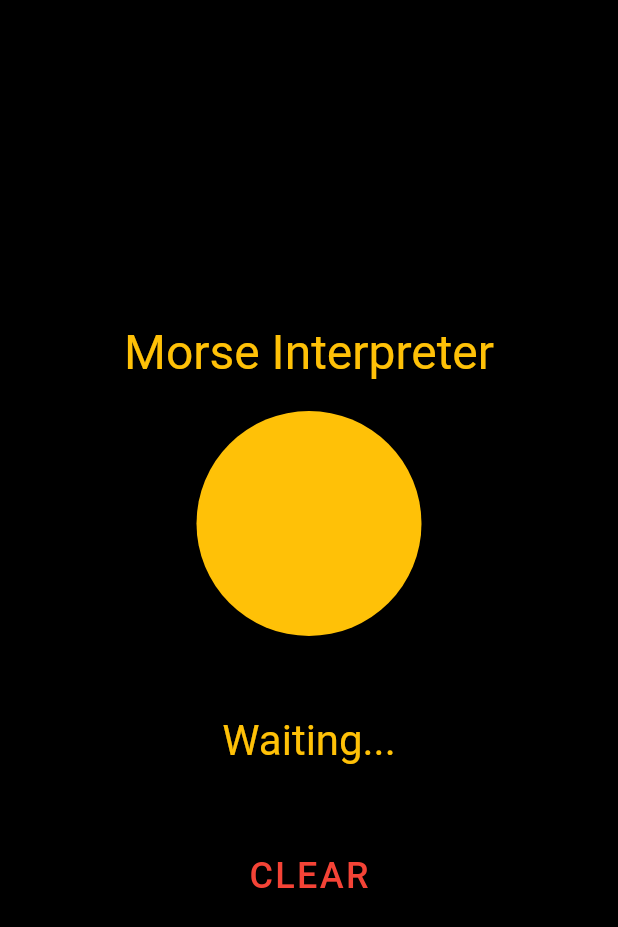
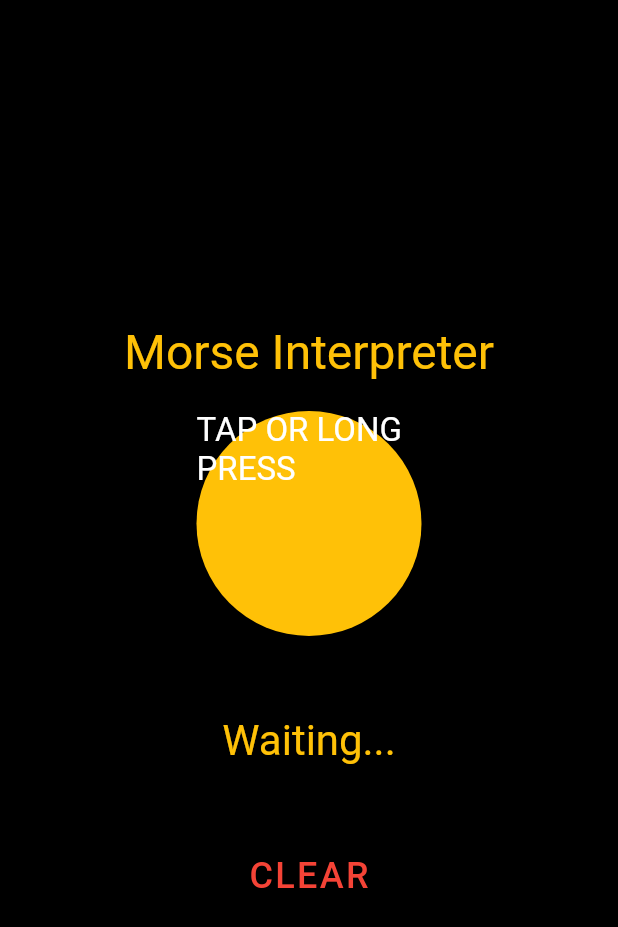
Before and after one commit to Francesco99975/MorseInterpreter, a Flutter app: the screen it shows after launch, on a phone screen of 412 x 824 dp. Shown: the top 927 px of the screen. Run offline on Flutter 3.47's test engine with Material 2 defaults, Android fonts, the phone set to English and light mode, and no system bars.

Commit message:
added readme and added text to button

```diff
--- a/lib/screens/home.dart
+++ b/lib/screens/home.dart
@@ -128,6 +128,10 @@ class _HomeState extends State<Home> {
                     child: Container(
                       width: 150.0,
                       height: 150.0,
+                      child: const Text(
+                        "TAP OR LONG PRESS",
+                        style: TextStyle(color: Colors.white, fontSize: 22),
+                      ),
                       decoration: BoxDecoration(
                         color: _isPressed ? Colors.blue : Colors.amber,
                         shape: BoxShape.circle,
```
Also changed, not shown: 1 other file.
